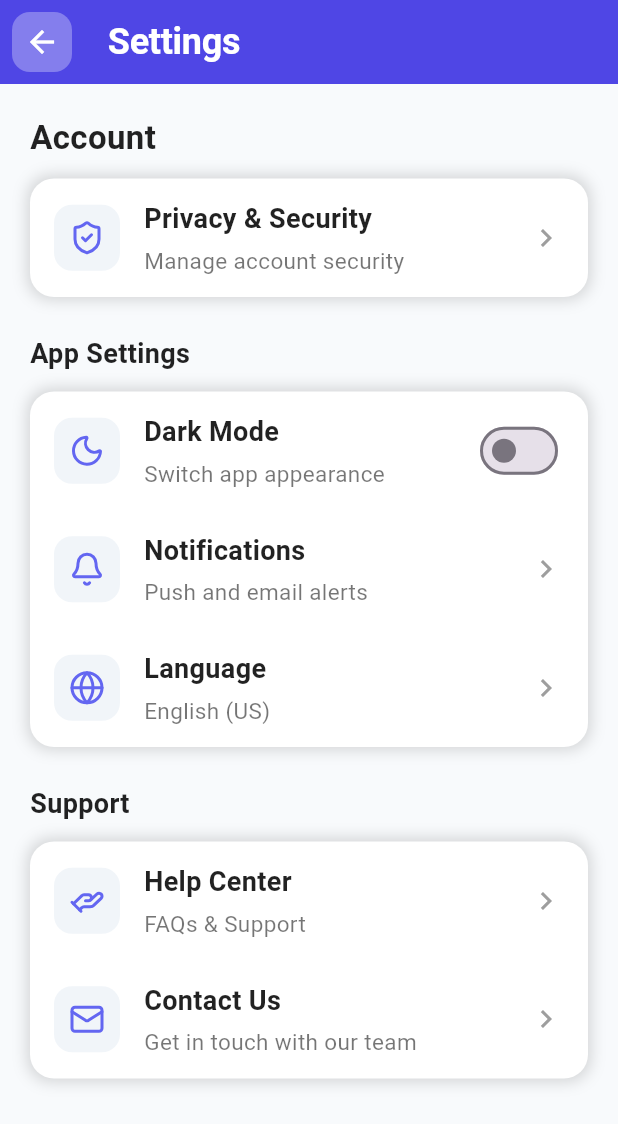
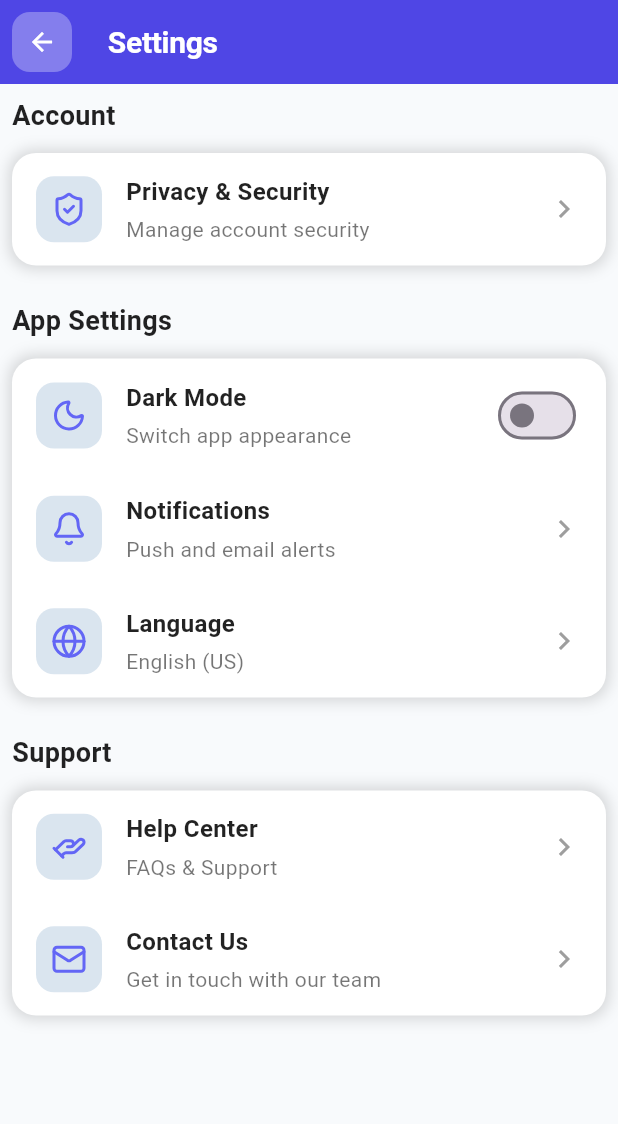
Before and after one commit to ngothanhtien/IMPENGLISH-APP-CLIENT, a Flutter app: the SettingScreen screen opened by its route, on a phone screen of 412 x 824 dp. Shown: the top 1124 px of the screen. Run offline on Flutter 3.47's test engine with Material 3 defaults, Android fonts, the phone set to English and light mode, and no system bars; our stand-ins replace audioplayers, awesome_dialog, circular_countdown_timer, convex_bottom_bar, fl_chart, flutter_dotenv and 12 more; missing offline and left inert: record; accounts and stored records are empty; network calls fail.

Commit message:
feat and update: fix getprofile with requireauth and update ui-pro-achivement&setting

```diff
--- a/lib/presentation/screens/menu_screen/profile/profile_setting.dart
+++ b/lib/presentation/screens/menu_screen/profile/profile_setting.dart
@@ -19,7 +19,7 @@ class _SettingScreenState extends State<SettingScreen> {
         title: const Text("Settings",
           style: TextStyle(
             color: Colors.white,
-            fontSize: 24,
+            fontSize: 20,
             letterSpacing: -0.2,
             fontWeight: FontWeight.w700
           ),
@@ -27,13 +27,13 @@ class _SettingScreenState extends State<SettingScreen> {
         leading: IconButton(
             onPressed: ()=> context.pop(),
             style: IconButton.styleFrom(
-                padding: const EdgeInsets.all(8),
+                padding: const EdgeInsets.all(4),
                 backgroundColor: Colors.white.withValues(alpha: 0.3),
                 shape: RoundedRectangleBorder(
                   borderRadius: BorderRadius.circular(12),
                 )
             ),
-            icon: Icon(Icons.arrow_back,size: 24,color: Colors.white,)
+            icon: Icon(Icons.arrow_back,size: 20,color: Colors.white,)
         ),
       ),
       body: CustomScrollView(
@@ -41,14 +41,14 @@ class _SettingScreenState extends State<SettingScreen> {
           // ⚙️ Danh sách tùy chọn
           SliverToBoxAdapter(
             child: Padding(
-              padding: const EdgeInsets.all(20),
+              padding: const EdgeInsets.all(8),
               child: Column(
                 crossAxisAlignment: CrossAxisAlignment.start,
                 children: [
                   const Text(
                     "Account",
                     style: TextStyle(
-                      fontSize: 22,
+                      fontSize: 18,
                       fontWeight: FontWeight.bold,
                       color: Colors.black87,
                     ),
@@ -62,7 +62,7 @@ class _SettingScreenState extends State<SettingScreen> {
                       onTap: () {},
                     ),
                   ]),
-                  const SizedBox(height: 25),
+                  const SizedBox(height: 24),
 
                   const Text(
                     "App Settings",
@@ -93,10 +93,10 @@ class _SettingScreenState extends State<SettingScreen> {
                       icon: LucideIcons.globe,
                       title: "Language",
                       subtitle: "English (US)",
-                      onTap: () {},
+                      onTap: (){},
                     ),
                   ]),
-                  const SizedBox(height: 25),
+                  const SizedBox(height: 24),
 
                   const Text(
                     "Support",
@@ -109,7 +109,7 @@ class _SettingScreenState extends State<SettingScreen> {
                   const SizedBox(height: 12),
                   _buildSettingCard([
                     _buildSettingItem(
-                      icon: LucideIcons.handHelping100,
+                      icon: LucideIcons.handHelping300,
                       title: "Help Center",
                       subtitle: "FAQs & Support",
                       onTap: () {},
@@ -168,11 +168,11 @@ class _SettingScreenState extends State<SettingScreen> {
           children: [
             Container(
               decoration: BoxDecoration(
-                color: const Color(0xFFF1F5F9),
+                color: const Color(0xFFDAE5EF),
                 borderRadius: BorderRadius.circular(12),
               ),
               padding: const EdgeInsets.all(10),
-              child: Icon(icon, color: const Color(0xFF6366F1)),
+              child: Icon(icon, color: const Color(0xFF6366F5)),
             ),
             const SizedBox(width: 16),
             Expanded(
@@ -181,7 +181,7 @@ class _SettingScreenState extends State<SettingScreen> {
                 children: [
                   Text(title,
                       style: const TextStyle(
-                        fontSize: 18,
+                        fontSize: 16,
                         fontWeight: FontWeight.w600,
                         color: Colors.black87,
                       )),
@@ -189,7 +189,7 @@ class _SettingScreenState extends State<SettingScreen> {
                   Text(
                     subtitle,
                     style: const TextStyle(
-                      fontSize: 15,
+                      fontSize: 14,
                       color: Colors.black54,
                     ),
                   ),
```
Also changed, not shown: lib/presentation/screens/menu_screen/profile/profile_achievement.dart (+45 -24 lines), lib/presentation/screens/menu_screen/profile/profile_edit_screen.dart (+5 -2 lines), lib/service/user_service.dart (+9 -29 lines).
